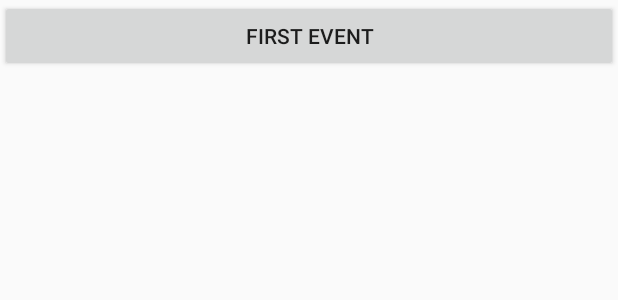
After one commit to a172108045/HonestShoppingMall, an Android app: the layout activity_second.xml on its own in the app's theme, with its tools: preview values and no code run, on a phone screen of 412 x 824 dp. The commit adds this screen. Shown: the top 300 px of the screen. Run offline under Robolectric (Android 15) with nearby library versions, the phone set to English and light mode, and no system bars.

Commit message:
EventBus实现跳转逻辑，新增view包

```diff
--- a/app/build.gradle
+++ b/app/build.gradle
@@ -28,6 +28,12 @@ dependencies {
     compile 'com.squareup.retrofit2:retrofit:2.1.0'
     compile 'com.squareup.retrofit2:converter-gson:2.1.0'
     compile 'com.github.bumptech.glide:glide:3.7.0'
+//Android Image Slider 依赖
+    compile "com.android.support:support-v4:+"
+    compile 'com.squareup.picasso:picasso:2.3.2'
+    compile 'com.nineoldandroids:library:2.4.0'
+    compile 'com.daimajia.slider:library:1.1.5@aar'
+
     compile 'org.greenrobot:eventbus:3.0.0'
     testCompile 'junit:junit:4.12'
 }
--- a/app/src/main/AndroidManifest.xml
+++ b/app/src/main/AndroidManifest.xml
@@ -8,13 +8,15 @@
         android:label="@string/app_name"
         android:supportsRtl="true"
         android:theme="@style/AppTheme">
-        <activity android:name=".MainActivity">
+        <activity android:name=".SplashActivity">
             <intent-filter>
                 <action android:name="android.intent.action.MAIN"/>
 
                 <category android:name="android.intent.category.LAUNCHER"/>
             </intent-filter>
         </activity>
+        <activity android:name=".SecondActivity">
+        </activity>
     </application>
 
 </manifest>
--- /dev/null
+++ b/app/src/main/res/layout/activity_second.xml
@@ -0,0 +1,15 @@
+<?xml version="1.0" encoding="utf-8"?>
+<LinearLayout
+    xmlns:android="http://schemas.android.com/apk/res/android"
+    xmlns:tools="http://schemas.android.com/tools"
+    android:id="@+id/activity_second"
+    android:orientation="vertical"
+    android:layout_width="match_parent"
+    android:layout_height="match_parent"
+    tools:context="com.song.honestshoppingmall.SecondActivity">
+    <Button
+        android:id="@+id/btn_first_event"
+        android:layout_width="match_parent"
+        android:layout_height="wrap_content"
+        android:text="First Event"/>
+</LinearLayout>
```
Also changed, not shown: app/src/main/java/com/song/honestshoppingmall/FirstEvent.java (added, +16 -0 lines), app/src/main/java/com/song/honestshoppingmall/MainActivity.java (deleted, +0 -22 lines), app/src/main/java/com/song/honestshoppingmall/SecondActivity.java (added, +28 -0 lines), app/src/main/java/com/song/honestshoppingmall/SplashActivity.java (added, +71 -0 lines), app/src/main/res/layout/activity_main.xml (+17 -5 lines).
